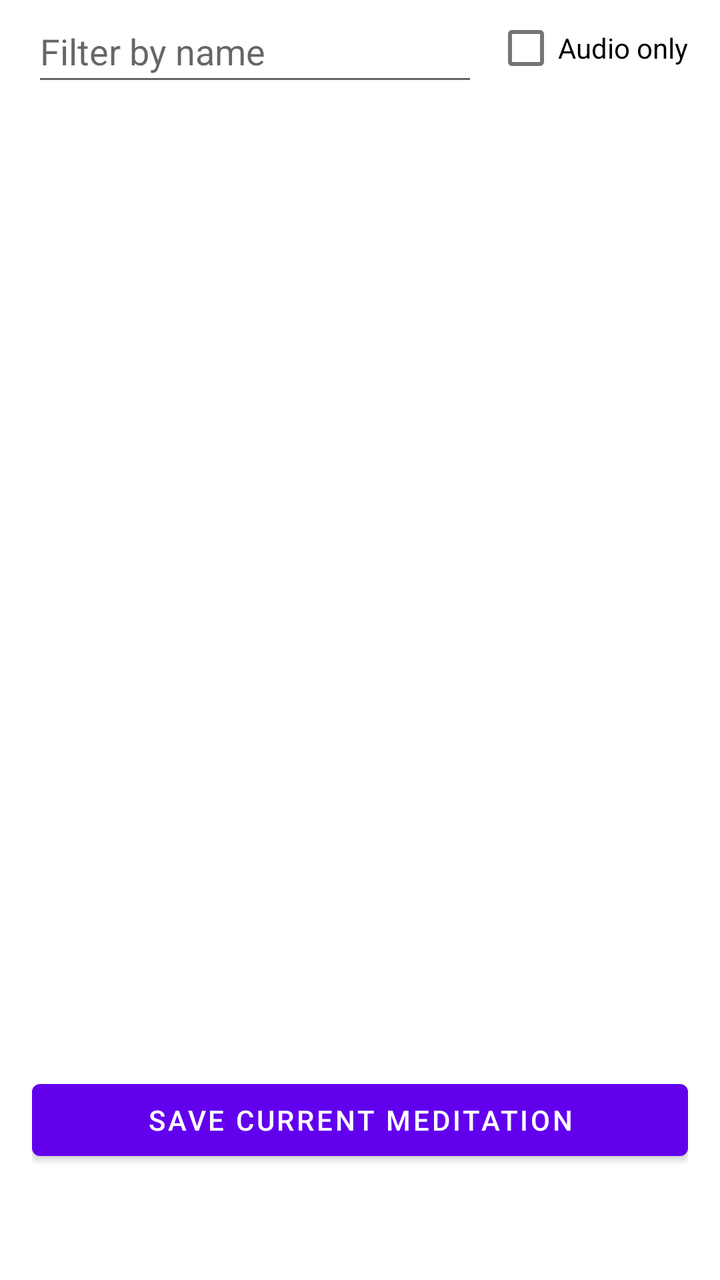
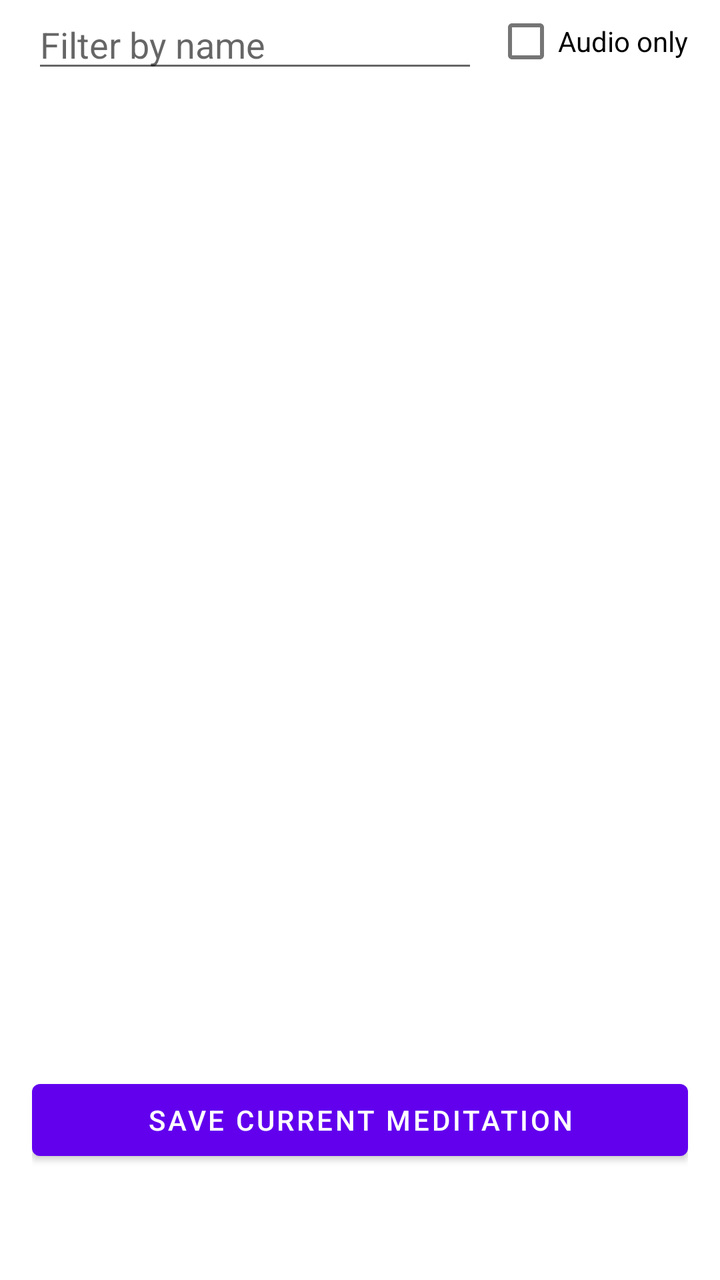

The first picture is an Android layout as it rendered before a commit; the second is the same layout after the commit. The layout source and the unified diff follow.
<!-- AndroidManifest.xml: application theme Theme.MyMeditation -->
<!-- res/layout/fragment_saved_meditations.xml -->
<?xml version="1.0" encoding="utf-8"?>
<androidx.constraintlayout.widget.ConstraintLayout xmlns:android="http://schemas.android.com/apk/res/android"
    xmlns:app="http://schemas.android.com/apk/res-auto"
    android:layout_width="match_parent"
    android:layout_height="match_parent"
    android:paddingLeft="@dimen/activity_horizontal_margin"
    android:paddingRight="@dimen/activity_horizontal_margin"
    android:paddingBottom="?attr/actionBarSize">

    <LinearLayout
        android:id="@+id/savedMeditationFilters"
        android:layout_width="0dp"
        android:layout_height="wrap_content"
        android:gravity="center_vertical"
        android:orientation="horizontal"
        app:layout_constraintTop_toTopOf="parent"
        app:layout_constraintStart_toStartOf="parent"
        app:layout_constraintEnd_toEndOf="parent">
        <EditText
            android:id="@+id/editTextMeditationFilter"
            android:layout_width="0dp"
            android:layout_height="wrap_content"
            android:layout_weight="1"
            android:minHeight="48dp"
            android:hint="@string/saved_meditation_filter_hint"
            android:contentDescription="@string/saved_meditation_filter_hint"
            android:importantForAutofill="no"
            android:inputType="text|textCapSentences"
            android:singleLine="true"
            android:imeOptions="actionDone" />
        <CheckBox
            android:id="@+id/checkBoxAudioOnly"
            android:layout_width="wrap_content"
            android:layout_height="wrap_content"
            android:minHeight="48dp"
            android:layout_marginStart="8dp"
            android:text="@string/saved_meditation_audio_only" />
    </LinearLayout>

    <androidx.recyclerview.widget.RecyclerView
        android:id="@+id/recyclerViewSavedMeditations"
        android:layout_width="match_parent"
        android:layout_height="0dp"
        app:layout_constraintVertical_weight="1"
        android:orientation="vertical"
        app:layoutManager="androidx.recyclerview.widget.LinearLayoutManager"
        app:layout_constraintEnd_toEndOf="parent"
        app:layout_constraintStart_toStartOf="parent"
        app:layout_constraintBottom_toTopOf="@id/button_save_current_meditation"
        app:layout_constraintTop_toBottomOf="@id/savedMeditationFilters" />

    <Button
        android:id="@+id/button_save_current_meditation"
        android:layout_width="match_parent"
        android:layout_height="wrap_content"
        app:layout_constraintEnd_toEndOf="parent"
        app:layout_constraintStart_toStartOf="parent"
        android:text="@string/button_save_current_meditation"
        app:layout_constraintBottom_toBottomOf="parent"/>
</androidx.constraintlayout.widget.ConstraintLayout>
<!-- resources referenced by this layout -->
<resources>
  <dimen name="activity_horizontal_margin">16dp</dimen>
  <string name="button_save_current_meditation">Save current meditation</string>
  <string name="saved_meditation_audio_only">Audio only</string>
  <string name="saved_meditation_filter_hint">Filter by name</string>
  <style name="Theme.MyMeditation" parent="Theme.MaterialComponents.DayNight.DarkActionBar">
          
          <item name="colorPrimary">@color/purple_500</item>
          <item name="colorPrimaryVariant">@color/purple_700</item>
          <item name="colorOnPrimary">@color/white</item>
          
          <item name="colorSecondary">@color/teal_200</item>
          <item name="colorSecondaryVariant">@color/teal_700</item>
          <item name="colorOnSecondary">@color/black</item>
          
          <item name="android:statusBarColor">?attr/colorPrimaryVariant</item>
          
      </style>
  <color name="purple_500">#FF6200EE</color>
  <color name="purple_700">#FF3700B3</color>
  <color name="white">#FFFFFFFF</color>
  <color name="teal_200">#FF03DAC5</color>
  <color name="teal_700">#FF018786</color>
  <color name="black">#FF000000</color>
</resources>

<!-- the commit's change to res/layout/fragment_saved_meditations.xml (unified diff, before → after) -->
@@ -21,7 +21,7 @@
             android:layout_width="0dp"
             android:layout_height="wrap_content"
             android:layout_weight="1"
-            android:minHeight="48dp"
+            android:minHeight="40dp"
             android:hint="@string/saved_meditation_filter_hint"
             android:contentDescription="@string/saved_meditation_filter_hint"
             android:importantForAutofill="no"
@@ -32,7 +32,7 @@
             android:id="@+id/checkBoxAudioOnly"
             android:layout_width="wrap_content"
             android:layout_height="wrap_content"
-            android:minHeight="48dp"
+            android:minHeight="40dp"
             android:layout_marginStart="8dp"
             android:text="@string/saved_meditation_audio_only" />
     </LinearLayout>
